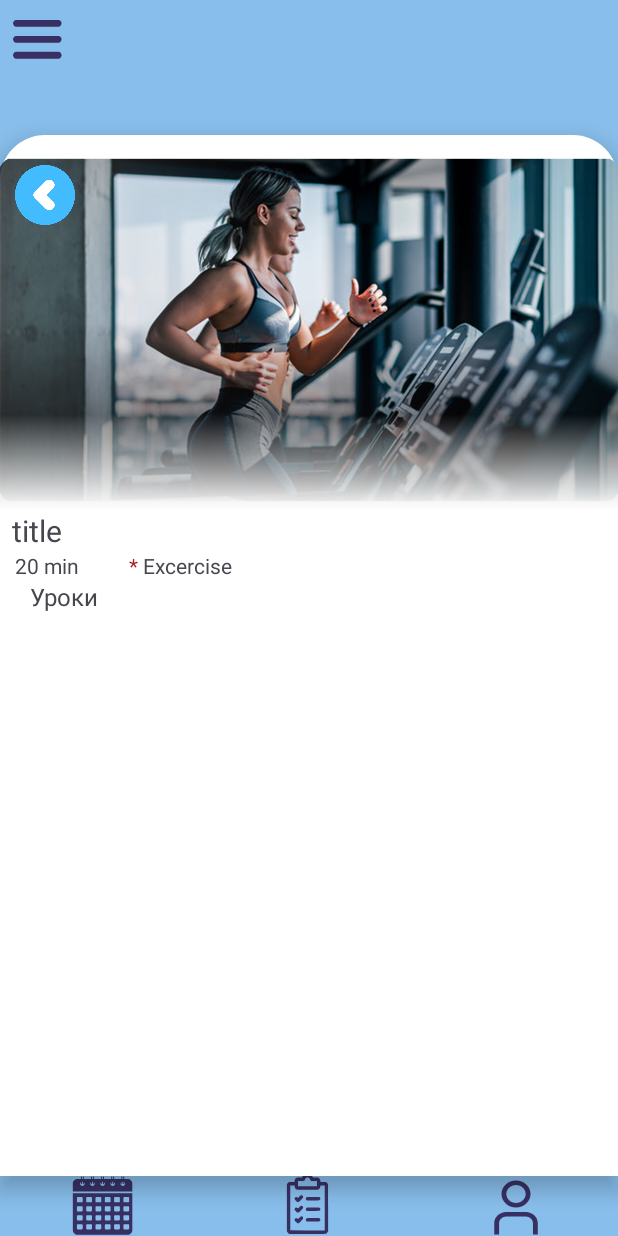
After one commit to Hensin20/course_2025, an Android app: the fragment Fragment_training_lessons placed in its activity, on a phone screen of 412 x 824 dp. The commit adds this screen. Run offline under Robolectric (Android 15) with nearby library versions, the phone set to English and light mode, and no system bars; libraries missing offline, so code that uses them is left out: com.github.mikephil.charting.

Commit message:
12.05.2025 20:22

```diff
--- /dev/null
+++ b/app/src/main/java/com/example/project1/Fragment_training_lessons.java
@@ -0,0 +1,20 @@
+package com.example.project1;
+
+import android.os.Bundle;
+
+import androidx.fragment.app.Fragment;
+
+import android.view.LayoutInflater;
+import android.view.View;
+import android.view.ViewGroup;
+
+public class Fragment_training_lessons extends Fragment {
+
+
+    @Override
+    public View onCreateView(LayoutInflater inflater, ViewGroup container,
+                             Bundle savedInstanceState) {
+        // Inflate the layout for this fragment
+        return inflater.inflate(R.layout.fragment_trening_lessons, container, false);
+    }
+}
--- /dev/null
+++ b/app/src/main/res/drawable/gradient_bg.xml
@@ -0,0 +1,11 @@
+<?xml version="1.0" encoding="utf-8"?>
+<selector xmlns:android="http://schemas.android.com/apk/res/android">
+<item>
+
+    <shape android:shape="rectangle">
+        <gradient android:startColor="@color/white" android:centerColor="#700b0b0c"
+            android:endColor="#00000000" android:angle="90"/>
+    </shape>
+
+</item>
+</selector>
--- /dev/null
+++ b/app/src/main/res/layout/fragment_trening_lessons.xml
@@ -0,0 +1,128 @@
+<?xml version="1.0" encoding="utf-8"?>
+<FrameLayout xmlns:android="http://schemas.android.com/apk/res/android"
+    xmlns:app="http://schemas.android.com/apk/res-auto"
+    xmlns:tools="http://schemas.android.com/tools"
+    android:layout_width="match_parent"
+    android:layout_height="match_parent"
+    tools:context=".Fragment_training_lessons" >
+
+    <androidx.constraintlayout.widget.ConstraintLayout
+        android:layout_width="match_parent"
+        android:layout_height="match_parent">
+
+        <View
+            android:id="@+id/view5"
+            android:layout_width="wrap_content"
+            android:layout_height="127dp"
+            android:background="@drawable/gradient_bg"
+            android:elevation="8dp"
+            app:layout_constraintBottom_toBottomOf="@+id/imageView3"
+            app:layout_constraintEnd_toEndOf="parent"
+            app:layout_constraintStart_toStartOf="parent" />
+
+        <ImageView
+            android:id="@+id/imageView6"
+            android:layout_width="40dp"
+            android:layout_height="40dp"
+            android:layout_margin="10dp"
+            android:elevation="8dp"
+            app:layout_constraintStart_toStartOf="parent"
+            app:layout_constraintTop_toTopOf="parent"
+            app:srcCompat="@drawable/icon_back" />
+
+        <ImageView
+            android:id="@+id/imageView3"
+            android:layout_width="wrap_content"
+            android:layout_height="240dp"
+            android:elevation="7dp"
+            android:scaleType="centerCrop"
+            app:layout_constraintEnd_toEndOf="parent"
+            app:layout_constraintHorizontal_bias="0.0"
+            app:layout_constraintStart_toStartOf="parent"
+            app:layout_constraintTop_toTopOf="parent"
+            app:srcCompat="@drawable/kardio" />
+
+        <ScrollView
+            android:id="@+id/scrollView2"
+            android:layout_width="0dp"
+            android:layout_height="0dp"
+            app:layout_constraintBottom_toBottomOf="parent"
+            app:layout_constraintEnd_toEndOf="parent"
+            app:layout_constraintHorizontal_bias="0.0"
+            app:layout_constraintStart_toStartOf="parent"
+            app:layout_constraintTop_toBottomOf="@+id/view5">
+
+            <LinearLayout
+                android:layout_width="match_parent"
+                android:layout_height="wrap_content"
+                android:orientation="vertical">
+
+                <TextView
+                    android:id="@+id/title"
+                    android:layout_width="wrap_content"
+                    android:layout_height="wrap_content"
+                    android:layout_marginStart="8dp"
+                    android:text="title"
+                    android:textSize="20sp" />
+
+
+                <LinearLayout
+                    android:layout_width="match_parent"
+                    android:layout_height="match_parent"
+                    android:layout_marginEnd="12dp"
+                    android:orientation="horizontal"
+                    app:layout_constraintBottom_toBottomOf="parent"
+                    app:layout_constraintEnd_toEndOf="@+id/view4"
+                    app:layout_constraintStart_toStartOf="@+id/view4">
+
+
+                    <TextView
+                        android:id="@+id/timeText"
+                        android:layout_width="wrap_content"
+                        android:layout_height="wrap_content"
+                        android:layout_marginStart="10dp"
+                        android:layout_marginEnd="30dp"
+                        android:text="20 min"
+                        android:textSize="14sp" />
+
+                    <TextView
+                        android:layout_width="wrap_content"
+                        android:layout_height="wrap_content"
+                        android:text=" * "
+                        android:textColor="@color/orange"
+                        android:textSize="14sp" />
+
+                    <TextView
+                        android:id="@+id/excerciseText"
+                        android:layout_width="wrap_content"
+                        android:layout_height="wrap_content"
+
+                        android:layout_weight="1"
+                        android:text="Excercise"
+                        android:textSize="14sp" />
+
+
+                </LinearLayout>
+
+                <TextView
+                    android:id="@+id/textView8"
+                    android:layout_width="match_parent"
+                    android:layout_height="wrap_content"
+                    android:layout_marginStart="20dp"
+                    android:text="@string/textView_lesson"
+                    android:textSize="16sp" />
+
+                <androidx.recyclerview.widget.RecyclerView
+                    android:id="@+id/list_lesson"
+                    android:layout_width="match_parent"
+                    android:layout_height="match_parent"
+                    android:clipToPadding="false"
+                    android:paddingStart="8dp"
+                    android:paddingEnd="8dp"
+                    tools:ignore="SpeakableTextPresentCheck" />
+            </LinearLayout>
+
+        </ScrollView>
+    </androidx.constraintlayout.widget.ConstraintLayout>
+
+</FrameLayout>
--- a/app/src/main/res/layout/vlewholder_worktout.xml
+++ b/app/src/main/res/layout/vlewholder_worktout.xml
@@ -29,7 +29,7 @@
         app:srcCompat="@drawable/kardio" />
 
     <TextView
-        android:id="@+id/durationText"
+        android:id="@+id/titleText"
         android:layout_width="wrap_content"
         android:layout_height="wrap_content"
         android:layout_marginBottom="24dp"
@@ -51,7 +51,7 @@
 
 
         <TextView
-            android:id="@+id/timeText"
+            android:id="@+id/durationText"
             android:layout_width="wrap_content"
             android:layout_height="wrap_content"
             android:layout_marginStart="10dp"
--- a/app/src/main/res/values/strings.xml
+++ b/app/src/main/res/values/strings.xml
@@ -18,7 +18,7 @@
     <string name="img_button_quality">Досягнення</string>
     <string name="img_button_statistics">Статистика</string>
     <string name="textView_dynamic_count">0</string>
-
+    <string name="textView_lesson">Уроки</string>
     <!-- TODO: Remove or change this placeholder text -->
     <string name="hello_blank_fragment">Hello blank fragment</string>
 </resources>
--- a/app/src/main/res/values/styles.xml
+++ b/app/src/main/res/values/styles.xml
@@ -1,4 +1,6 @@
 <?xml version="1.0" encoding="utf-8"?>
 <resources>
-
+    <style name="RoundedImageView">
+        <item name="cornerSize">20dp</item> <!-- Закруглення кутів -->
+    </style>
 </resources>
```
Also changed, not shown: app/src/main/java/com/example/project1/Domain/FetchWorkouts.java (+14 -22 lines), app/src/main/java/com/example/project1/Domain/Workout.java (+6 -3 lines), app/src/main/java/com/example/project1/Domain/WorkoutAdapter.java (+32 -6 lines), app/src/main/java/com/example/project1/Fragment_training.java (+35 -18 lines), app/src/main/res/layout/vlewholder_exercise.xml (added, +53 -0 lines), app/src/main/res/drawable/icon_back.png (added), app/src/main/res/drawable/icon_left.png (added), app/src/main/res/drawable/icon_play.png (added).
